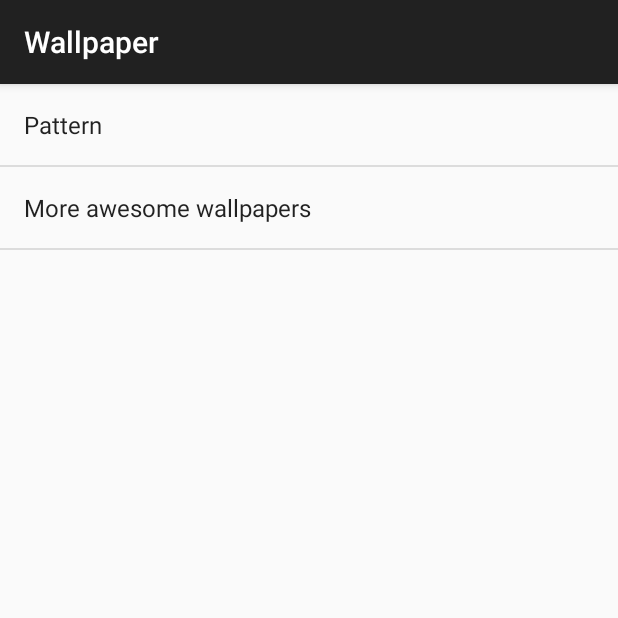
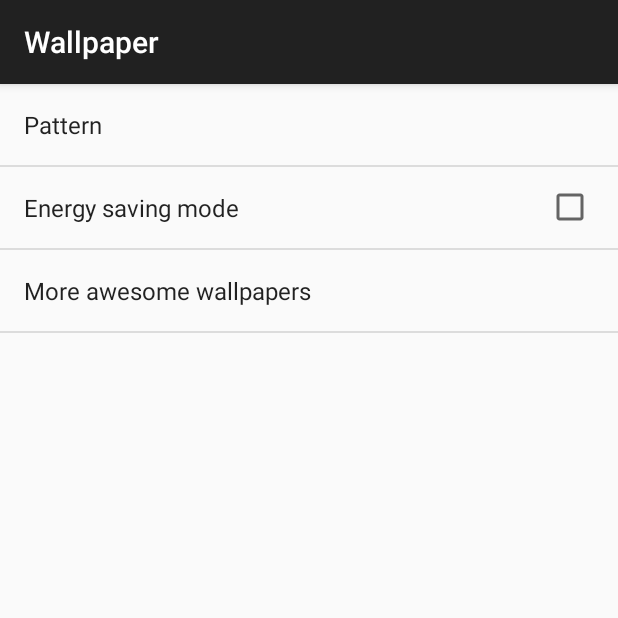
Before and after one commit to leeweijuin/LiveWallpaper1, an Android app: the fragment WallpaperPreferenceFragment shown on its own in the app's theme, on a phone screen of 412 x 824 dp, the top half of it. Run offline under Robolectric (Android 15) with nearby library versions, the phone set to English and light mode, and no system bars.

Commit message:
Energy saving mode. Only update background and bitmaps when its not energy saving.

```diff
--- a/app/src/main/res/xml/prefs.xml
+++ b/app/src/main/res/xml/prefs.xml
@@ -8,6 +8,10 @@
         android:entryValues="@array/patternValues"
         android:defaultValue="butterflyKey"/>
 
+    <CheckBoxPreference
+        android:key="energySavingKey"
+        android:title="Energy saving mode"
+        android:defaultValue="false" />
 
     <Preference android:title="@string/store_link" >
         <intent android:action="android.intent.action.VIEW"
```
Also changed, not shown: app/src/main/java/com/example/pohguan/wallpaper/DayNightWallpaperService.java (+21 -4 lines), app/src/main/res/xml/preference_headers.xml (deleted, +0 -16 lines).
